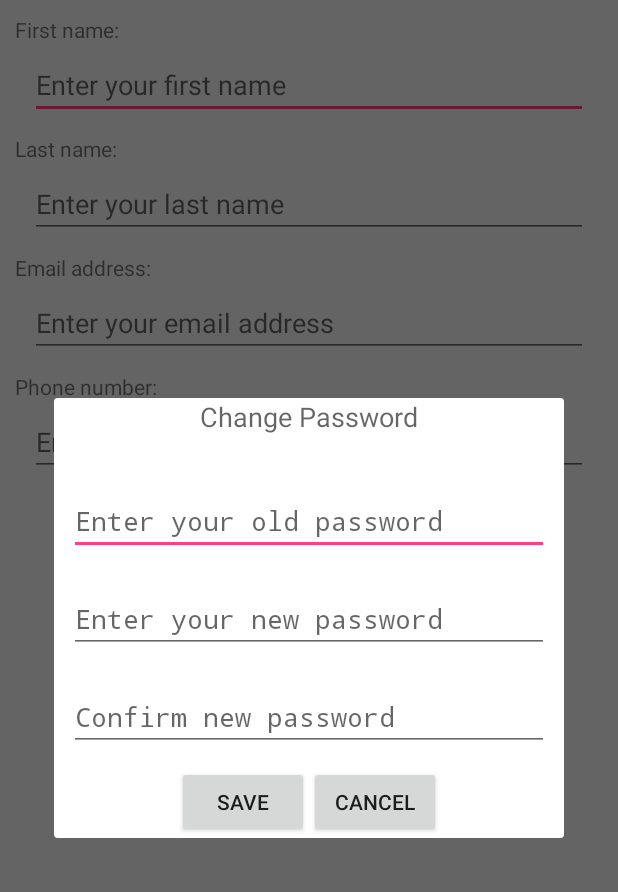
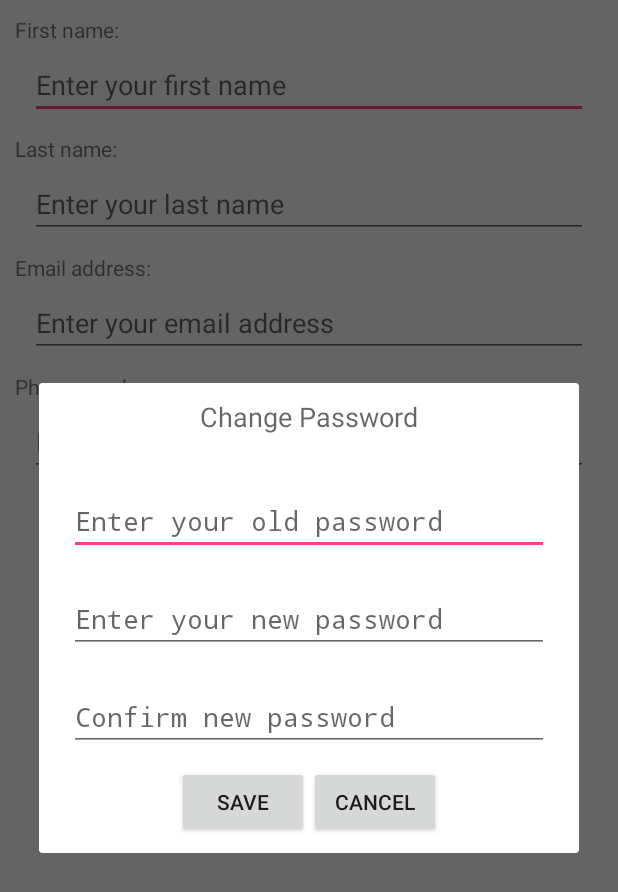
Before and after one commit to TB124/SapiAdvert, an Android app: the EditProfileActivity screen opened directly, with no data from a screen before it, after a tap on "CHANGE PASSWORD", on a phone screen of 412 x 824 dp. Shown: the top 892 px of the screen. Run offline under Robolectric (Android 15) with nearby library versions, the phone set to English and light mode, and no system bars; our stand-ins replace Firebase (no records; nobody signed in at launch, a user with empty details on screens opened directly); 6 statements that could not run were skipped.

```diff
--- a/app/build.gradle
+++ b/app/build.gradle
@@ -43,4 +43,5 @@ dependencies {
 }
 
 
+
 apply plugin: 'com.google.gms.google-services'
--- a/app/src/main/AndroidManifest.xml
+++ b/app/src/main/AndroidManifest.xml
@@ -35,6 +35,7 @@
         <activity android:name=".AdvertismentReadActivity" />
         <activity android:name=".AdvertismentModifyActivity" />
         <activity android:name=".EditProfileActivity" />
+        <activity android:name=".ViewProfileActivity"></activity>
     </application>
 
 </manifest>
--- a/app/src/main/res/layout/activity_edit_profile.xml
+++ b/app/src/main/res/layout/activity_edit_profile.xml
@@ -17,7 +17,7 @@
         <TextView
             android:layout_width="wrap_content"
             android:layout_height="wrap_content"
-            android:text="First name:"
+            android:text="@string/first_name"
             android:layout_marginBottom="-5dp"/>
         <EditText
             android:id="@+id/firstNameInput"
@@ -25,13 +25,13 @@
             android:layout_height="wrap_content"
             android:layout_margin="10dp"
             android:ems="10"
-            android:hint="Enter your first name"
+            android:hint="@string/enter_your_first_name"
             android:inputType="textPersonName" />
 
         <TextView
             android:layout_width="wrap_content"
             android:layout_height="wrap_content"
-            android:text="Last name:"
+            android:text="@string/last_name"
             android:layout_marginBottom="-5dp"/>
         <EditText
             android:id="@+id/lastNameInput"
@@ -39,13 +39,13 @@
             android:layout_height="wrap_content"
             android:layout_margin="10dp"
             android:ems="10"
-            android:hint="Enter your last name"
+            android:hint="@string/enter_your_last_name"
             android:inputType="textPersonName" />
 
         <TextView
             android:layout_width="wrap_content"
             android:layout_height="wrap_content"
-            android:text="Email address:"
+            android:text="@string/email_address"
             android:layout_marginBottom="-5dp"/>
         <EditText
             android:id="@+id/emailInput"
@@ -53,13 +53,13 @@
             android:layout_height="wrap_content"
             android:layout_margin="10dp"
             android:ems="10"
-            android:hint="Enter your email address"
+            android:hint="@string/enter_your_email_address"
             android:focusable="false" />
 
         <TextView
             android:layout_width="wrap_content"
             android:layout_height="wrap_content"
-            android:text="Phone number:"
+            android:text="@string/phone_number"
             android:layout_marginBottom="-5dp"/>
         <EditText
             android:id="@+id/phoneNumberInput"
@@ -67,23 +67,13 @@
             android:layout_height="wrap_content"
             android:layout_margin="10dp"
             android:ems="10"
-            android:hint="Enter your phone number"
+            android:hint="@string/enter_your_phone_number"
             android:inputType="phone" />
-
-        <EditText
-            android:id="@+id/profilePhotoInput"
-            android:layout_width="match_parent"
-            android:layout_height="wrap_content"
-            android:layout_margin="10dp"
-            android:ems="10"
-            android:visibility="gone"
-            android:hint="Enter your password to confirm"
-            android:inputType="textPassword" />
 
         <TextView
             android:layout_width="wrap_content"
             android:layout_height="wrap_content"
-            android:text="Profile picture:"
+            android:text="@string/profile_picture"
             android:layout_gravity="center" />
 
         <ImageView
@@ -101,12 +91,12 @@
                 android:id="@+id/saveButton"
                 android:layout_width="wrap_content"
                 android:layout_height="wrap_content"
-                android:text="Save Changes"/>
+                android:text="@string/save_changes"/>
             <Button
                 android:id="@+id/cancelButton"
                 android:layout_width="wrap_content"
                 android:layout_height="wrap_content"
-                android:text="Back"/>
+                android:text="@string/back"/>
         </GridLayout>
 
         <Button
@@ -114,7 +104,7 @@
             android:layout_width="wrap_content"
             android:layout_height="wrap_content"
             android:layout_gravity="center"
-            android:text="Change Password"/>
+            android:text="@string/change_password"/>
 
     </LinearLayout>
 </RelativeLayout>
--- a/app/src/main/res/layout/change_password.xml
+++ b/app/src/main/res/layout/change_password.xml
@@ -3,7 +3,8 @@
     android:layout_width="wrap_content"
     android:layout_height="wrap_content"
     android:id="@+id/changePassword"
-    android:orientation="vertical">
+    android:orientation="vertical"
+    android:padding="10dp">
 
     <TextView
         android:layout_width="wrap_content"
--- a/app/src/main/res/values/strings.xml
+++ b/app/src/main/res/values/strings.xml
@@ -3,4 +3,16 @@
     <string name="facebook_application_id" translatable="false">com.example.thomas.sapiadvert</string>
     <string name="facebook_login_protocol_scheme" translatable="false">com.example.thomas.sapiadvert</string>
     <string name="app_name">SapiAdvert</string>
+    <string name="first_name">First name:</string>
+    <string name="last_name">Last name:</string>
+    <string name="email_address">Email address:</string>
+    <string name="phone_number">Phone number:</string>
+    <string name="back">Back</string>
+    <string name="enter_your_first_name">Enter your first name</string>
+    <string name="enter_your_last_name">Enter your last name</string>
+    <string name="enter_your_email_address">Enter your email address</string>
+    <string name="enter_your_phone_number">Enter your phone number</string>
+    <string name="profile_picture">Profile picture:</string>
+    <string name="save_changes">Save Changes</string>
+    <string name="change_password">Change Password</string>
 </resources>
```
Also changed, not shown: app/src/main/java/com/example/thomas/sapiadvert/ChangePassword.java (+35 -10 lines), app/src/main/java/com/example/thomas/sapiadvert/MainActivity.java (+23 -12 lines), app/src/main/java/com/example/thomas/sapiadvert/ViewProfileActivity.java (added, +78 -0 lines), app/src/main/res/layout/activity_main.xml (+18 -12 lines), app/src/main/res/layout/activity_view_profile.xml (added, +94 -0 lines).
